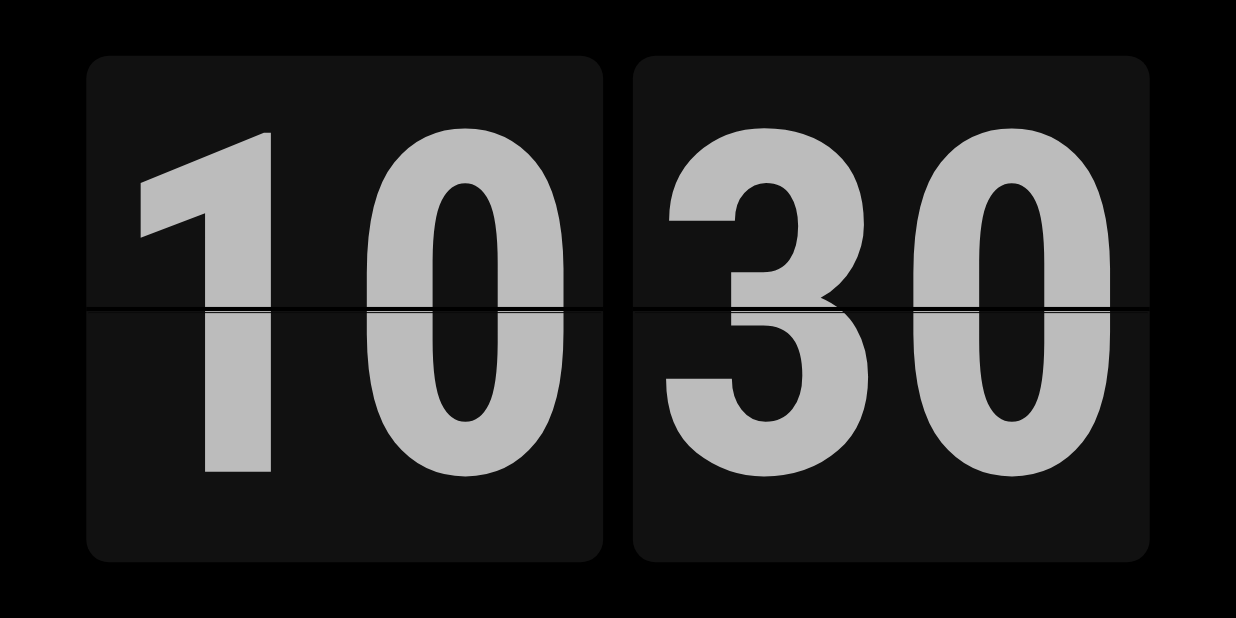
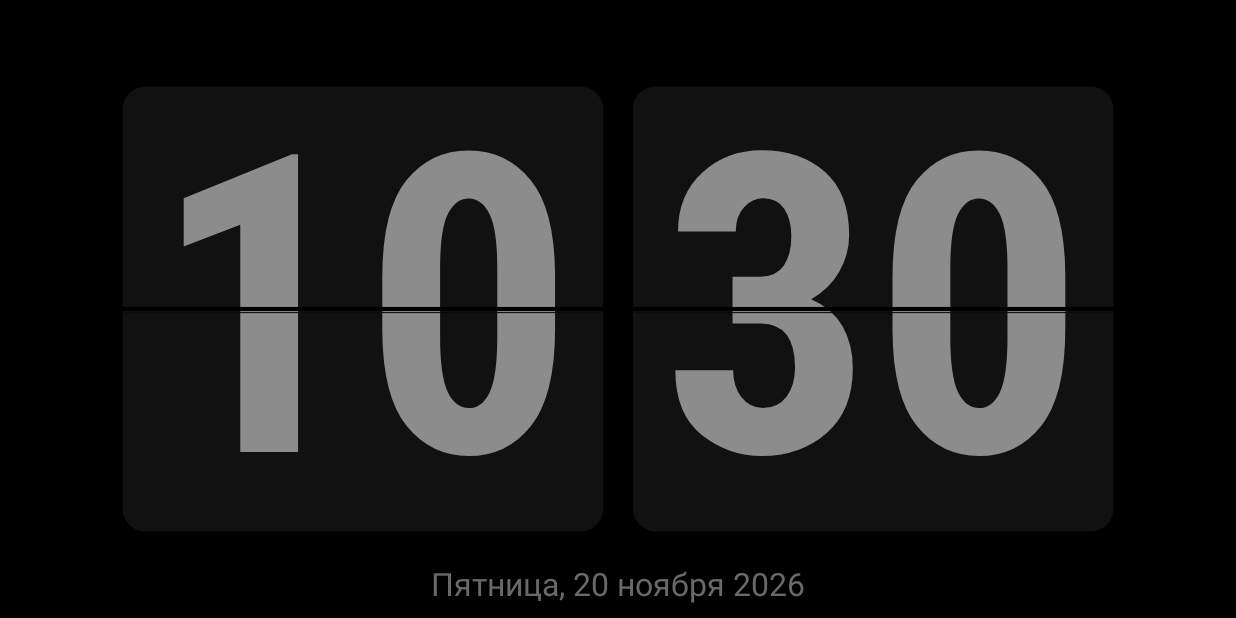
Before and after one commit to K-ufo/WEXLER-Clock, an Android app: the screen it shows after launch (ClockActivity), on a phone screen of 824 x 412 dp (held sideways). Run offline under Robolectric (Android 15) with nearby library versions, the phone set to English and light mode, and no system bars.

Commit message:
Add Russian date and swipe brightness control; soften flip clock colors

```diff
--- a/app/src/main/java/com/wexler/clock/ClockActivity.java
+++ b/app/src/main/java/com/wexler/clock/ClockActivity.java
@@ -2,15 +2,21 @@ package com.wexler.clock;
 import android.app.Activity;
 import android.os.Bundle;
 import android.view.View;
+import android.view.MotionEvent;
 import android.view.WindowManager;
 import android.content.Context;
 import android.graphics.*;
 import java.util.Calendar;
+import java.util.Locale;
 public class ClockActivity extends Activity {
  @Override public void onCreate(Bundle b) {
   super.onCreate(b);
   getWindow().addFlags(WindowManager.LayoutParams.FLAG_KEEP_SCREEN_ON | WindowManager.LayoutParams.FLAG_FULLSCREEN);
   getWindow().getDecorView().setSystemUiVisibility(View.SYSTEM_UI_FLAG_HIDE_NAVIGATION | View.SYSTEM_UI_FLAG_FULLSCREEN | View.SYSTEM_UI_FLAG_LOW_PROFILE);
+  getWindow().getAttributes().screenBrightness = 0.18f;
+  WindowManager.LayoutParams lp = getWindow().getAttributes();
+  lp.screenBrightness = 0.18f;
+  getWindow().setAttributes(lp);
   setContentView(new FlipView(this));
  }
  @Override public void onWindowFocusChanged(boolean focused) {
@@ -19,6 +25,17 @@ public class ClockActivity extends Activity {
  }
  static class FlipView extends View {
   Paint p = new Paint(3);
+  float startY, initialBrightness = 0.18f;
+  final String[] weekdays = {"Воскресенье","Понедельник","Вторник","Среда","Четверг","Пятница","Суббота"};
+  final String[] months = {"января","февраля","марта","апреля","мая","июня","июля","августа","сентября","октября","ноября","декабря"};
+  @Override public boolean onTouchEvent(MotionEvent e) {
+   if(e.getAction()==MotionEvent.ACTION_DOWN){startY=e.getY();initialBrightness=((Activity)getContext()).getWindow().getAttributes().screenBrightness;return true;}
+   if(e.getAction()==MotionEvent.ACTION_MOVE){
+    float b=Math.max(0.02f,Math.min(1f,initialBrightness+(startY-e.getY())/getHeight()));
+    WindowManager.LayoutParams lp=((Activity)getContext()).getWindow().getAttributes();lp.screenBrightness=b;((Activity)getContext()).getWindow().setAttributes(lp);return true;
+   }
+   return true;
+  }
   FlipView(Context c) { super(c); setLayerType(View.LAYER_TYPE_SOFTWARE, null); }
   void rect(Canvas c,int color,float l,float t,float r,float b,float radius) {
    p.setColor(color);p.setStyle(Paint.Style.FILL);c.drawRoundRect(new RectF(l,t,r,b),radius,radius,p);
@@ -26,7 +43,7 @@ public class ClockActivity extends Activity {
   void card(Canvas c,String digits,float x,float y,float w,float h,float scale) {
    rect(c,Color.rgb(17,17,17),x,y,x+w,y+h,22*scale);
    p.setTypeface(Typeface.create("sans-serif-condensed",Typeface.BOLD));
-   p.setTextAlign(Paint.Align.CENTER);p.setTextSize(h*0.94f);p.setColor(Color.rgb(188,188,188));
+   p.setTextAlign(Paint.Align.CENTER);p.setTextSize(h*0.94f);p.setColor(Color.rgb(140,140,140));
    Paint.FontMetrics fm=p.getFontMetrics();
    float baseline=y+h/2f-(fm.ascent+fm.descent)/2f;
    c.save();c.clipRect(x+3*scale,y+2*scale,x+w-3*scale,y+h-2*scale);
@@ -40,11 +57,15 @@ public class ClockActivity extends Activity {
    int hour=now.get(Calendar.HOUR_OF_DAY),minute=now.get(Calendar.MINUTE);
    float W=getWidth(),H=getHeight(),gap=W*0.024f;
    float cw=Math.min((W*0.88f-gap)/2f,H*0.82f*1.02f);
-   float ch=Math.min(H*0.82f,cw*0.98f);cw=Math.min(cw,ch*1.08f);
+   float ch=Math.min(H*0.72f,cw*0.98f);cw=Math.min(cw,ch*1.08f);
    float x=(W-2*cw-gap)/2f,y=(H-ch)/2f,scale=Math.min(W/1024f,H/600f);
    card(canvas,String.format(java.util.Locale.US,"%02d",hour),x,y,cw,ch,scale);
    card(canvas,String.format(java.util.Locale.US,"%02d",minute),x+cw+gap,y,cw,ch,scale);
-   postInvalidateDelayed(500);
+   String date=weekdays[now.get(Calendar.DAY_OF_WEEK)-1]+", "+now.get(Calendar.DAY_OF_MONTH)+" "+months[now.get(Calendar.MONTH)]+" "+now.get(Calendar.YEAR);
+   p.setTypeface(Typeface.create("sans-serif",Typeface.NORMAL));p.setTextAlign(Paint.Align.CENTER);
+   p.setColor(Color.rgb(105,105,105));p.setTextSize(Math.max(16f,H*0.052f));
+   canvas.drawText(date,W/2f,Math.min(H-8f,y+ch+H*0.105f),p);
+   postInvalidateDelayed(1000);
   }
  }
 }
```
